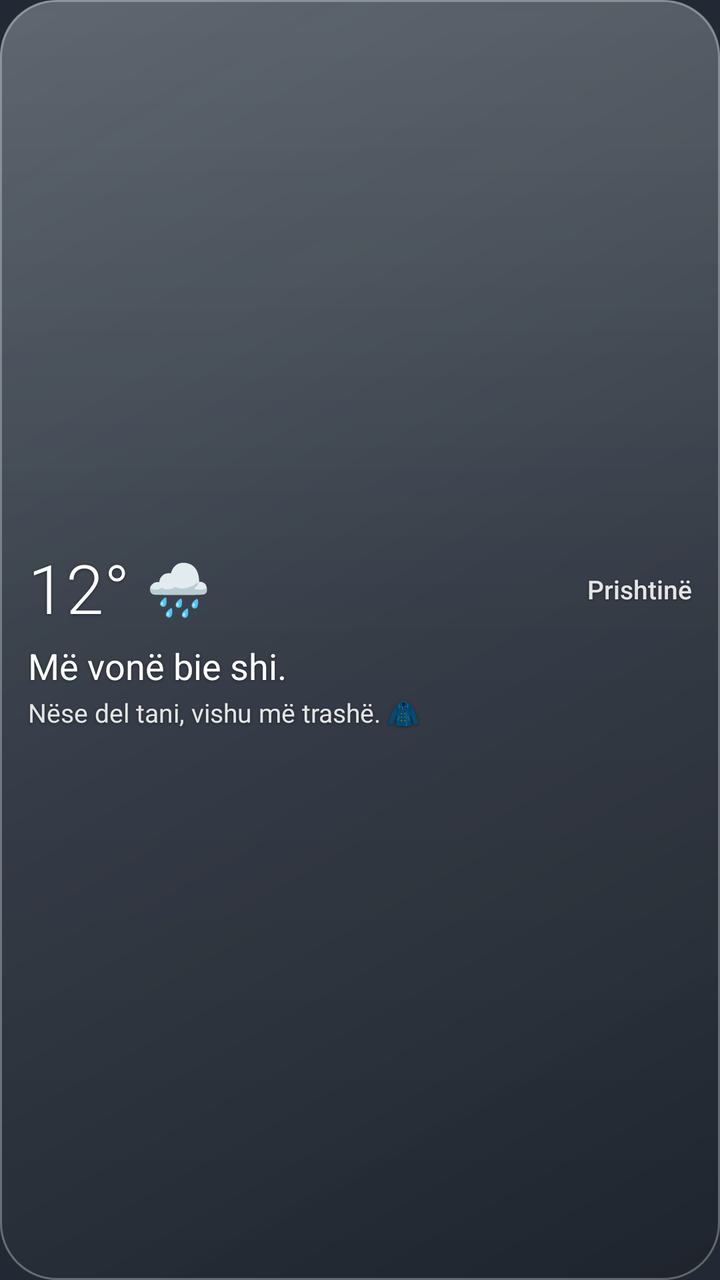
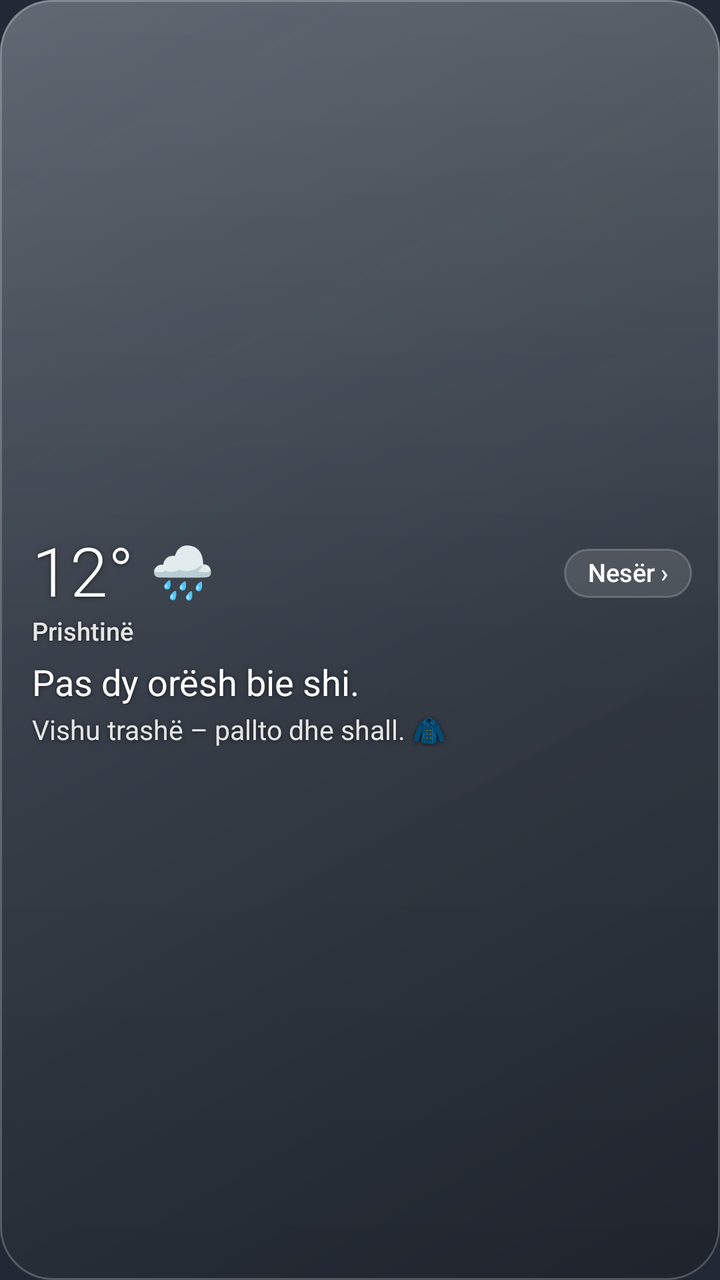

Two renders of the same Android screen: before a commit and after it. Below are the layout's source before the change and the commit's diff.
<!-- AndroidManifest.xml: application theme Theme.Moti -->
<!-- res/layout/widget_medium.xml -->
<?xml version="1.0" encoding="utf-8"?>
<FrameLayout xmlns:android="http://schemas.android.com/apk/res/android"
    android:id="@android:id/background"
    android:layout_width="match_parent"
    android:layout_height="match_parent">

    <ImageView
        android:id="@+id/glass"
        android:layout_width="match_parent"
        android:layout_height="match_parent"
        android:importantForAccessibility="no"
        android:scaleType="fitXY"
        android:src="@drawable/glass_bg" />

    <LinearLayout
        android:layout_width="match_parent"
        android:layout_height="match_parent"
        android:gravity="center_vertical"
        android:orientation="vertical"
        android:padding="14dp">

        <LinearLayout
            android:layout_width="match_parent"
            android:layout_height="wrap_content"
            android:gravity="center_vertical"
            android:orientation="horizontal">

            <TextView
                android:id="@+id/tv_temp"
                style="@style/W.TempM"
                android:text="12°" />

            <TextView
                android:id="@+id/tv_icon"
                style="@style/W.Icon"
                android:textSize="26sp"
                android:text="🌧️" />

            <TextView
                android:id="@+id/tv_city"
                style="@style/W.City"
                android:layout_width="0dp"
                android:layout_weight="1"
                android:layout_marginStart="8dp"
                android:gravity="end"
                android:textColor="@color/text2"
                android:textSize="13sp"
                android:text="Prishtinë" />
        </LinearLayout>

        <TextView
            android:id="@+id/tv_headline"
            style="@style/W.Headline"
            android:layout_marginTop="8dp"
            android:textSize="18sp"
            android:text="Më vonë bie shi." />

        <TextView
            android:id="@+id/tv_line2"
            style="@style/W.Line"
            android:textSize="13sp"
            android:text="Nëse del tani, vishu më trashë. 🧥" />
    </LinearLayout>
</FrameLayout>
<!-- resources referenced by this layout -->
<resources>
  <color name="text2">#E0FFFFFF</color>
  <!-- drawable glass_bg (drawable) -->
  <?xml version="1.0" encoding="utf-8"?>
  <layer-list xmlns:android="http://schemas.android.com/apk/res/android">
      <item>
          <shape android:shape="rectangle">
              <corners android:radius="@dimen/widget_radius" />
              <gradient
                  android:angle="315"
                  android:centerColor="#B3353C46"
                  android:endColor="#BF1D222A"
                  android:startColor="#C24F5863"
                  android:type="linear" />
          </shape>
      </item>
      <item>
          <shape android:shape="rectangle">
              <corners android:radius="@dimen/widget_radius" />
              <gradient
                  android:angle="270"
                  android:centerColor="#08FFFFFF"
                  android:endColor="#00FFFFFF"
                  android:startColor="#24FFFFFF"
                  android:type="linear" />
          </shape>
      </item>
      <item>
          <shape android:shape="rectangle">
              <corners android:radius="@dimen/widget_radius" />
              <stroke
                  android:width="1dp"
                  android:color="#4DFFFFFF" />
          </shape>
      </item>
  </layer-list>
  <style name="W.City">
          <item name="android:textSize">16sp</item>
          <item name="android:fontFamily">sans-serif-medium</item>
      </style>
  <style name="W.Headline">
          <item name="android:layout_width">match_parent</item>
          <item name="android:textSize">25sp</item>
          <item name="android:maxLines">2</item>
      </style>
  <style name="W.Icon">
          <item name="android:textSize">34sp</item>
          <item name="android:layout_marginStart">8dp</item>
          <item name="android:shadowRadius">0</item>
      </style>
  <style name="W.Line">
          <item name="android:layout_width">match_parent</item>
          <item name="android:textSize">15sp</item>
          <item name="android:textColor">@color/text2</item>
          <item name="android:layout_marginTop">5dp</item>
          <item name="android:maxLines">2</item>
      </style>
  <style name="W.TempM">
          <item name="android:textSize">34sp</item>
          <item name="android:fontFamily">sans-serif-light</item>
      </style>
  <style name="Theme.Moti" parent="@android:style/Theme.Material.NoActionBar">
          <item name="android:windowShowWallpaper">true</item>
          <item name="android:windowBackground">@color/window_fallback</item>
          <item name="android:colorAccent">@color/accent</item>
          <item name="android:colorControlActivated">@color/accent</item>
          <item name="android:textColorPrimary">@color/text</item>
          <item name="android:textColorHint">@color/text3</item>
          <item name="android:statusBarColor">@android:color/transparent</item>
          <item name="android:navigationBarColor">@android:color/transparent</item>
          <item name="android:windowLightStatusBar">false</item>
      </style>
  <dimen name="widget_radius">24dp</dimen>
  <color name="window_fallback">#E60B1220</color>
  <color name="accent">#FF9CC4FF</color>
  <color name="text">#FFFFFFFF</color>
  <color name="text3">#A6FFFFFF</color>
</resources>

<!-- the commit's change to res/layout/widget_medium.xml (unified diff, before → after) -->
@@ -1,6 +1,6 @@
 <?xml version="1.0" encoding="utf-8"?>
 <FrameLayout xmlns:android="http://schemas.android.com/apk/res/android"
-    android:id="@android:id/background"
+    android:id="@+id/root"
     android:layout_width="match_parent"
     android:layout_height="match_parent">
 
@@ -10,14 +10,17 @@
         android:layout_height="match_parent"
         android:importantForAccessibility="no"
         android:scaleType="fitXY"
-        android:src="@drawable/glass_bg" />
+        android:src="@drawable/glass_m" />
 
     <LinearLayout
         android:layout_width="match_parent"
         android:layout_height="match_parent"
         android:gravity="center_vertical"
         android:orientation="vertical"
-        android:padding="14dp">
+        android:paddingStart="16dp"
+        android:paddingTop="12dp"
+        android:paddingEnd="14dp"
+        android:paddingBottom="12dp">
 
         <LinearLayout
             android:layout_width="match_parent"
@@ -36,29 +39,37 @@
                 android:textSize="26sp"
                 android:text="🌧️" />
 
+            <FrameLayout
+                android:layout_width="0dp"
+                android:layout_height="1dp"
+                android:layout_weight="1" />
+
             <TextView
-                android:id="@+id/tv_city"
-                style="@style/W.City"
-                android:layout_width="0dp"
-                android:layout_weight="1"
-                android:layout_marginStart="8dp"
-                android:gravity="end"
-                android:textColor="@color/text2"
-                android:textSize="13sp"
-                android:text="Prishtinë" />
+                android:id="@+id/tab_toggle"
+                style="@style/W.Tab"
+                android:background="@drawable/tab_off"
+                android:text="Nesër ›" />
         </LinearLayout>
+
+        <TextView
+            android:id="@+id/tv_city"
+            style="@style/W.City"
+            android:layout_marginTop="2dp"
+            android:textColor="@color/text2"
+            android:textSize="12.5sp"
+            android:text="Prishtinë" />
 
         <TextView
             android:id="@+id/tv_headline"
             style="@style/W.Headline"
             android:layout_marginTop="8dp"
             android:textSize="18sp"
-            android:text="Më vonë bie shi." />
+            android:text="Pas dy orësh bie shi." />
 
         <TextView
             android:id="@+id/tv_line2"
             style="@style/W.Line"
-            android:textSize="13sp"
-            android:text="Nëse del tani, vishu më trashë. 🧥" />
+            android:textSize="13.5sp"
+            android:text="Vishu trashë – pallto dhe shall. 🧥" />
     </LinearLayout>
 </FrameLayout>
<!-- resource entries referenced after the edit -->
@@ -1,47 +1,54 @@
 <!-- resources referenced by this layout -->
 <resources>
   <color name="text2">#E0FFFFFF</color>
-  <!-- drawable glass_bg (drawable) -->
+  <!-- drawable glass_m (drawable) -->
   <?xml version="1.0" encoding="utf-8"?>
   <layer-list xmlns:android="http://schemas.android.com/apk/res/android">
       <item>
           <shape android:shape="rectangle">
-              <corners android:radius="@dimen/widget_radius" />
+              <corners android:radius="26dp" />
               <gradient
                   android:angle="315"
-                  android:centerColor="#B3353C46"
-                  android:endColor="#BF1D222A"
-                  android:startColor="#C24F5863"
+                  android:centerColor="#B8363D47"
+                  android:endColor="#C21C2129"
+                  android:startColor="#C7525B66"
                   android:type="linear" />
           </shape>
       </item>
       <item>
           <shape android:shape="rectangle">
-              <corners android:radius="@dimen/widget_radius" />
+              <corners android:radius="26dp" />
               <gradient
                   android:angle="270"
-                  android:centerColor="#08FFFFFF"
+                  android:centerColor="#06FFFFFF"
                   android:endColor="#00FFFFFF"
-                  android:startColor="#24FFFFFF"
+                  android:startColor="#22FFFFFF"
                   android:type="linear" />
           </shape>
       </item>
       <item>
           <shape android:shape="rectangle">
-              <corners android:radius="@dimen/widget_radius" />
+              <corners android:radius="26dp" />
               <stroke
                   android:width="1dp"
-                  android:color="#4DFFFFFF" />
+                  android:color="#38FFFFFF" />
           </shape>
       </item>
   </layer-list>
+  <!-- drawable tab_off (drawable) -->
+  <?xml version="1.0" encoding="utf-8"?>
+  <shape xmlns:android="http://schemas.android.com/apk/res/android" android:shape="rectangle">
+      <corners android:radius="100dp" />
+      <solid android:color="#1FFFFFFF" />
+      <stroke android:width="1dp" android:color="#33FFFFFF" />
+  </shape>
   <style name="W.City">
           <item name="android:textSize">16sp</item>
           <item name="android:fontFamily">sans-serif-medium</item>
       </style>
   <style name="W.Headline">
           <item name="android:layout_width">match_parent</item>
-          <item name="android:textSize">25sp</item>
+          <item name="android:textSize">24sp</item>
           <item name="android:maxLines">2</item>
       </style>
   <style name="W.Icon">
@@ -55,6 +62,15 @@
           <item name="android:textColor">@color/text2</item>
           <item name="android:layout_marginTop">5dp</item>
           <item name="android:maxLines">2</item>
+      </style>
+  <style name="W.Tab">
+          <item name="android:textSize">12.5sp</item>
+          <item name="android:fontFamily">sans-serif-medium</item>
+          <item name="android:paddingStart">12dp</item>
+          <item name="android:paddingEnd">12dp</item>
+          <item name="android:paddingTop">5dp</item>
+          <item name="android:paddingBottom">5dp</item>
+          <item name="android:shadowRadius">0</item>
       </style>
   <style name="W.TempM">
           <item name="android:textSize">34sp</item>
@@ -71,7 +87,6 @@
           <item name="android:navigationBarColor">@android:color/transparent</item>
           <item name="android:windowLightStatusBar">false</item>
       </style>
-  <dimen name="widget_radius">24dp</dimen>
   <color name="window_fallback">#E60B1220</color>
   <color name="accent">#FF9CC4FF</color>
   <color name="text">#FFFFFFFF</color>
